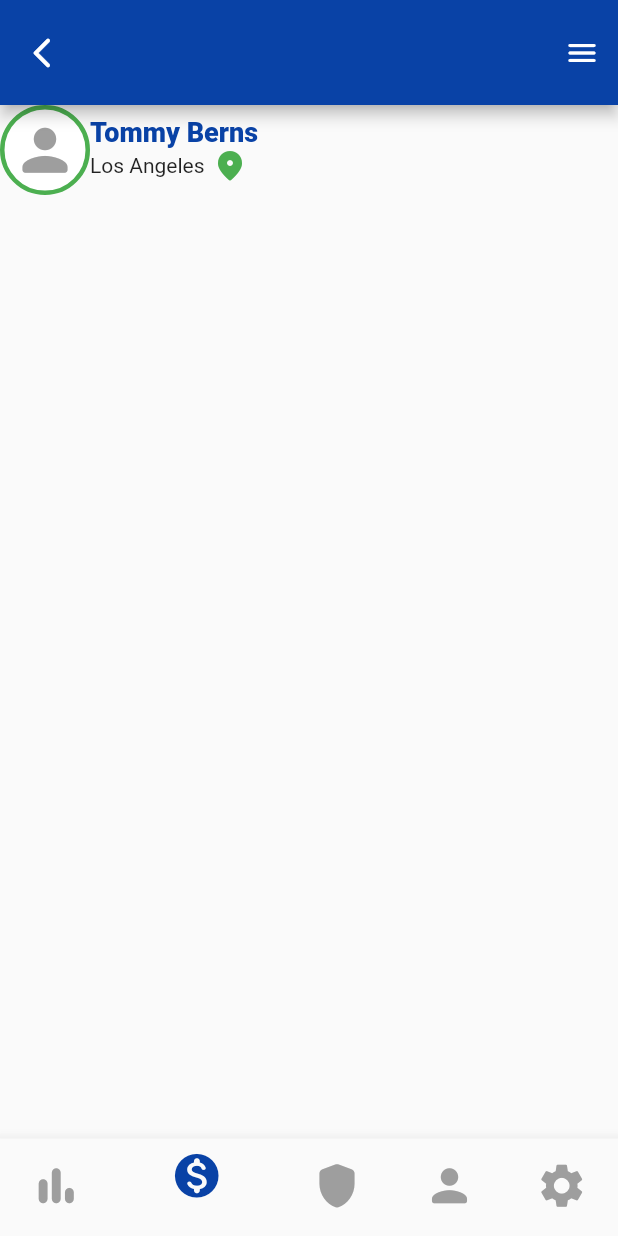
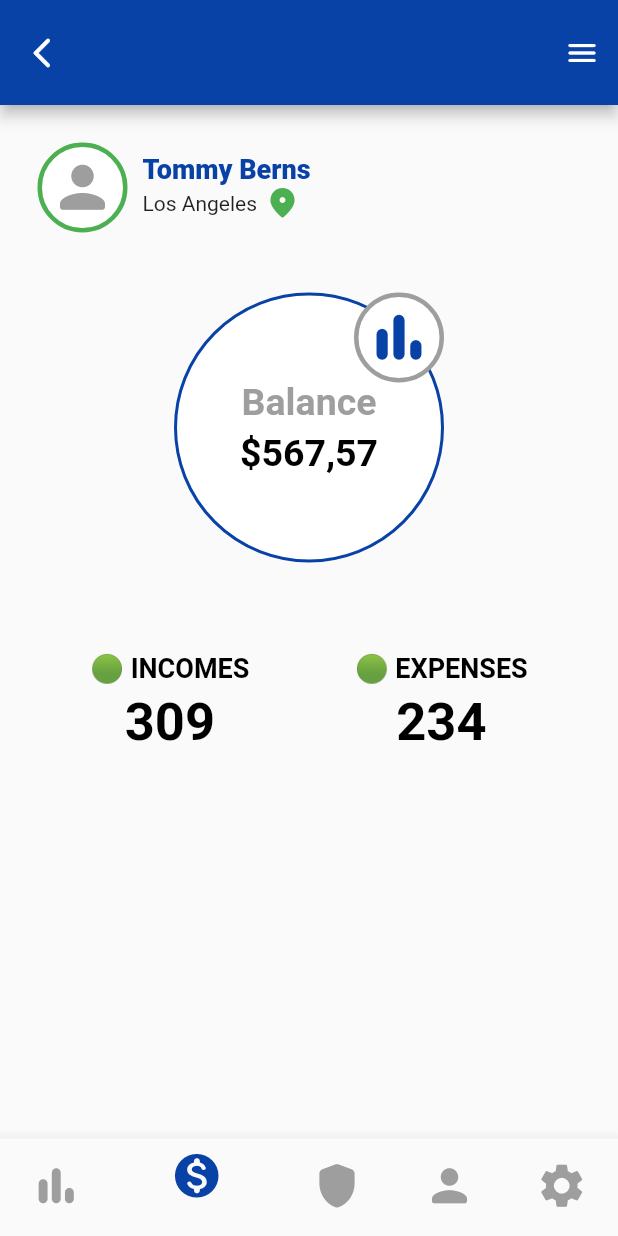
Before and after one commit to sonuraj909/Assesment, a Flutter app: the HomeScreen1 screen opened directly, item 2 of the bottom bar chosen, on a phone screen of 412 x 824 dp. Run offline on Flutter 3.47's test engine with Material 2 defaults, Android fonts, the phone set to English and light mode, and no system bars.

Commit message:
screen2 uI

```diff
--- a/lib/screens/login_screen.dart
+++ b/lib/screens/login_screen.dart
@@ -16,7 +16,6 @@ class _LoginScreenState extends State<LoginScreen> {
   final passwordText = TextEditingController();
   @override
   void dispose() {
-    // Clean up the controller when the widget is disposed.
     emailText.dispose();
     passwordText.dispose();
     super.dispose();
@@ -121,6 +120,7 @@ class _LoginScreenState extends State<LoginScreen> {
                       onPressed: () async {
                         var response = await callapiservice();
                         if (response == 200) {
+                          // ignore: use_build_context_synchronously
                           Navigator.push(
                             context,
                             MaterialPageRoute(
--- a/lib/screens/screen1.dart
+++ b/lib/screens/screen1.dart
@@ -13,7 +13,9 @@ class Screen1 extends StatelessWidget {
     final Size screenSize = MediaQuery.of(context).size;
     return Padding(
       padding: const EdgeInsets.all(25.0),
-      child: Column(
+      child: ListView(
+        children: [
+          Column(
             crossAxisAlignment: CrossAxisAlignment.start,
             children: [
               const Row(
@@ -99,7 +101,8 @@ class Screen1 extends StatelessWidget {
                       crossAxisAlignment: CrossAxisAlignment.start,
                       children: [
                         Padding(
-                      padding: EdgeInsets.only(left: screenSize.width - 150),
+                          padding:
+                              EdgeInsets.only(left: screenSize.width - 150),
                           child: Container(
                             width: 70,
                             height: 40,
@@ -223,6 +226,8 @@ class Screen1 extends StatelessWidget {
               ),
             ],
           ),
+        ],
+      ),
     );
   }
 }
--- a/lib/screens/screen2.dart
+++ b/lib/screens/screen2.dart
@@ -1,3 +1,4 @@
+import 'package:assessment1/core/constants.dart';
 import 'package:assessment1/widgets/circlebox.dart';
 import 'package:assessment1/widgets/personalwidget.dart';
 import 'package:flutter/material.dart';
@@ -9,9 +10,13 @@ class Screen2 extends StatelessWidget {
 
   @override
   Widget build(BuildContext context) {
-    return const Column(
+    return Padding(
+      padding: const EdgeInsets.all(25.0),
+      child: ListView(
         children: [
-        Row(
+          Column(
+            children: [
+              const Row(
                 children: [
                   CircleBox(
                     ocolor: kGreencolor,
@@ -21,10 +26,114 @@ class Screen2 extends StatelessWidget {
                       size: 45,
                     ),
                   ),
+                  kWidth,
                   DetailsWidget(),
                 ],
               ),
+              kHeight4,
+              Stack(
+                alignment: AlignmentDirectional.topEnd,
+                children: [
+                  Container(
+                    width: 180,
+                    height: 180,
+                    decoration: BoxDecoration(
+                      color: kWhitecolour,
+                      shape: BoxShape.circle,
+                      border: Border.all(
+                        color: backgroundcolour,
+                        width: 2.0,
+                      ),
+                    ),
+                    child: const Column(
+                      mainAxisAlignment: MainAxisAlignment.center,
+                      children: [
+                        Text(
+                          "Balance",
+                          style: TextStyle(
+                            color: kGreycolor,
+                            fontSize: 25,
+                            fontWeight: FontWeight.w700,
+                          ),
+                        ),
+                        kHeight1,
+                        Text(
+                          "\$567,57",
+                          style: TextStyle(
+                            color: kBlackcolor,
+                            fontSize: 25,
+                            fontWeight: FontWeight.w700,
+                          ),
+                        ),
                       ],
+                    ),
+                  ),
+                  const CircleBox(
+                    ocolor: kGreycolor,
+                    child: Icon(
+                      Icons.bar_chart_rounded,
+                      color: backgroundcolour,
+                      size: 45,
+                    ),
+                  ),
+                ],
+              ),
+              kHeight6,
+              const SizedBox(
+                child: Row(
+                  mainAxisAlignment: MainAxisAlignment.spaceAround,
+                  children: [
+                    Column(
+                      crossAxisAlignment: CrossAxisAlignment.center,
+                      children: [
+                        Text(
+                          "🟢 INCOMES",
+                          style: TextStyle(
+                            color: kBlackcolor,
+                            fontSize: 18,
+                            fontWeight: FontWeight.w700,
+                          ),
+                        ),
+                        kHeight1,
+                        Text(
+                          "309",
+                          style: TextStyle(
+                            color: kBlackcolor,
+                            fontSize: 35,
+                            fontWeight: FontWeight.w700,
+                          ),
+                        ),
+                      ],
+                    ),
+                    Column(
+                      crossAxisAlignment: CrossAxisAlignment.center,
+                      children: [
+                        Text(
+                          "🟢 EXPENSES",
+                          style: TextStyle(
+                            color: kBlackcolor,
+                            fontSize: 18,
+                            fontWeight: FontWeight.w700,
+                          ),
+                        ),
+                        kHeight1,
+                        Text(
+                          "234",
+                          style: TextStyle(
+                            color: kBlackcolor,
+                            fontSize: 35,
+                            fontWeight: FontWeight.w700,
+                          ),
+                        ),
+                      ],
+                    ),
+                  ],
+                ),
+              ),
+            ],
+          ),
+        ],
+      ),
     );
   }
 }
```
Lines whose indentation alone changed are shown as unchanged.
